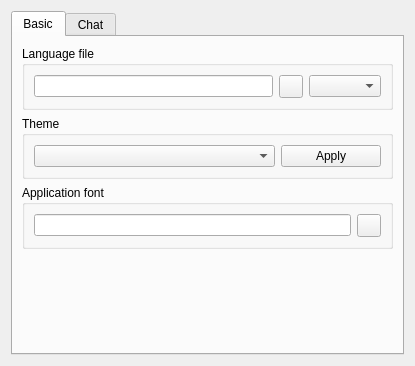
Before: the Qt Designer form eiskaltdcpp/ui/UISettingsGUI.ui in eiskaltdcpp/eiskaltdcpp, drawn with Qt 5.
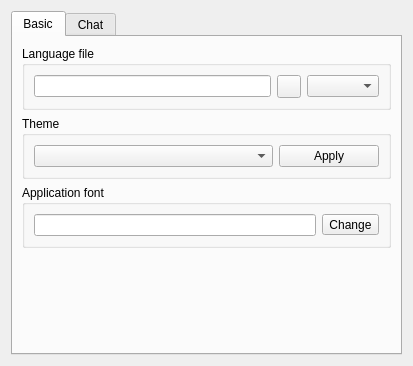
After: the same form once the commit is applied.

Diff of the .ui file:
```diff
--- a/eiskaltdcpp/ui/UISettingsGUI.ui
+++ b/eiskaltdcpp/ui/UISettingsGUI.ui
@@ -6,8 +6,8 @@
    <rect>
     <x>0</x>
     <y>0</y>
-    <width>415</width>
-    <height>344</height>
+    <width>413</width>
+    <height>342</height>
    </rect>
   </property>
   <property name="windowTitle">
@@ -83,7 +83,7 @@
           <item row="0" column="1">
            <widget class="QToolButton" name="toolButton_APPFONTBROWSE">
             <property name="text">
-             <string/>
+             <string>Change</string>
             </property>
            </widget>
           </item>
```
